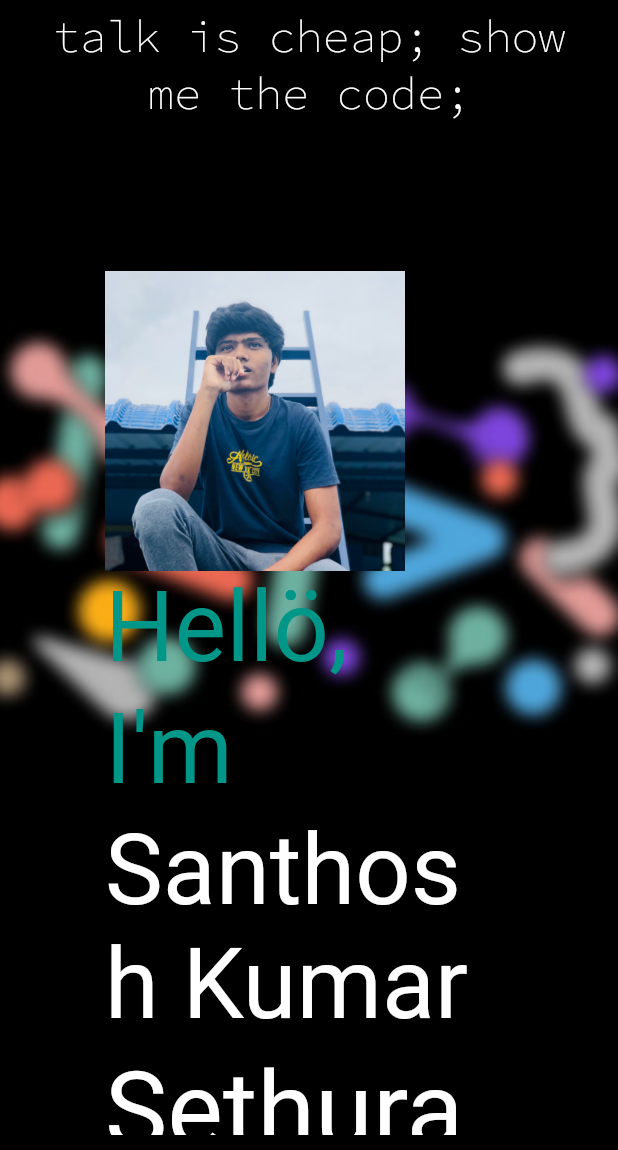
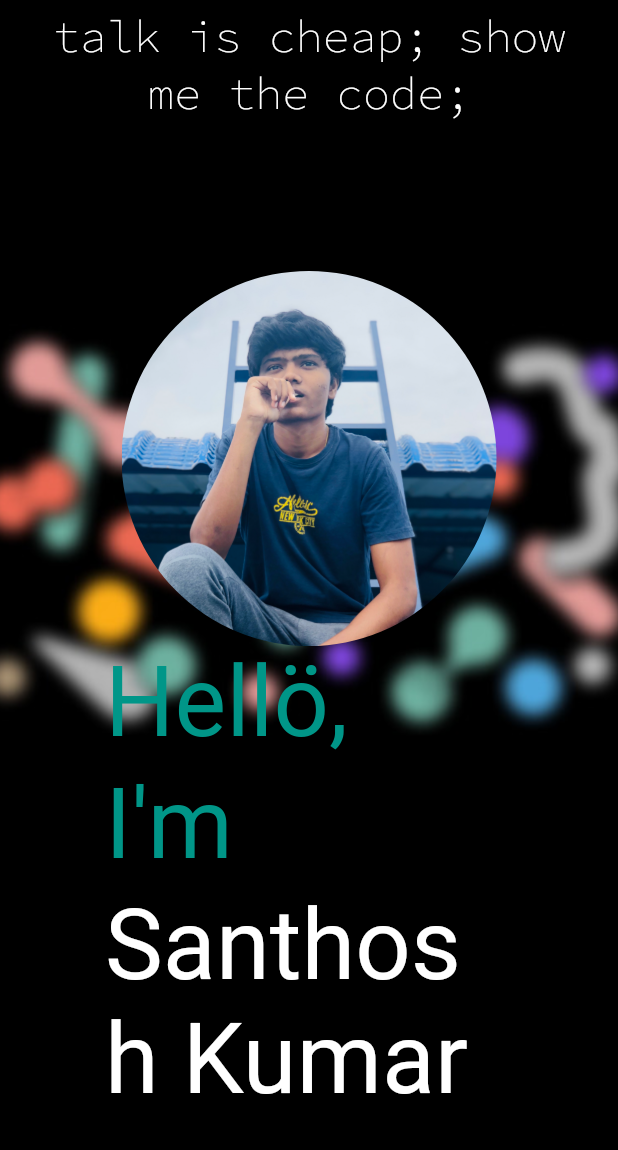
Before and after one commit to santhosh-sethu-99/portfolio, a Flutter app: the screen it shows after launch, on a phone screen of 412 x 824 dp, the part 86-1236 px from its top. Run offline on Flutter 3.47's test engine with Material 2 defaults, Android fonts, the phone set to English and light mode, and no system bars; drawn by our look-alikes of animated_text_kit; our stand-ins replace responsive_builder; missing offline and left inert: dart:html, mailto.

Commit message:
First Host

```diff
--- a/lib/body/bodyMobileOrTablet.dart
+++ b/lib/body/bodyMobileOrTablet.dart
@@ -15,19 +15,8 @@ class BodyMobileOrTablet extends StatelessWidget {
           Column(
             children: [
               Align(
-                alignment: Alignment.centerLeft,
-                child: Container(
-                  height: 200,
-                  width: 200,
-                  child: CircleAvatar(
-                    child: Image(
-                      image: AssetImage(
-                        'assets/images/profile.jpeg',
-                      ),
-                      fit: BoxFit.fitHeight,
-                    ),
-                  ),
-                ),
+                alignment: Alignment.center,
+                child: profile,
               ),
               Align(
                 alignment: Alignment.centerLeft,
@@ -105,19 +94,63 @@ class BodyMobileOrTablet extends StatelessWidget {
                 color: Colors.teal,
               ),
               const SizedBox(
+                height: 20,
+              ),
+              Align(
+                alignment: Alignment.centerLeft,
+                child: Text(
+                  'Experience: ',
+                  style: kTextStyle2,
+                ),
+              ),
+              const SizedBox(
                 height: 10,
               ),
               Align(
                 alignment: Alignment.centerLeft,
                 child: Text(
+                  '- ${kExperience['companyName']!}[Dec,2020 - Mar,2021]',
+                  style: TextStyle(
+                    fontSize: 20,
+                    fontFamily: 'Roboto',
+                    fontWeight: FontWeight.w300,
+                    color: Colors.white,
+                    letterSpacing: 2,
+                  ),
+                ),
+              ),
+              const SizedBox(
+                height: 5,
+              ),
+              Align(
+                alignment: Alignment.centerLeft,
+                child: Text(
+                  '${kExperience['role']!}',
+                  style: kTextStyle1,
+                ),
+              ),
+              const SizedBox(
+                height: 5,
+              ),
+              Align(
+                alignment: Alignment.centerLeft,
+                child: Text(
+                  '${kExperience['description']!}',
+                  style: kTextStyle1,
+                ),
+              ),
+              Divider(
+                thickness: 1,
+                color: Colors.teal,
+              ),
+              const SizedBox(
+                height: 20,
+              ),
+              Align(
+                alignment: Alignment.centerLeft,
+                child: Text(
                   'Technical Skills:',
-                  style: TextStyle(
-                    fontSize: 30,
-                    fontFamily: 'Roboto',
-                    fontWeight: FontWeight.w100,
-                    color: Colors.teal,
-                    letterSpacing: 3,
-                  ),
+                  style: kTextStyle2,
                 ),
               ),
               const SizedBox(
@@ -137,19 +170,13 @@ class BodyMobileOrTablet extends StatelessWidget {
                 color: Colors.teal,
               ),
               const SizedBox(
-                height: 10,
+                height: 20,
               ),
               Align(
                 alignment: Alignment.centerLeft,
                 child: Text(
                   'Soft Skills:',
-                  style: TextStyle(
-                    fontSize: 30,
-                    fontFamily: 'Roboto',
-                    fontWeight: FontWeight.w100,
-                    color: Colors.teal,
-                    letterSpacing: 3,
-                  ),
+                  style: kTextStyle2,
                 ),
               ),
               const SizedBox(
@@ -160,6 +187,36 @@ class BodyMobileOrTablet extends StatelessWidget {
                 child: Chips(
                   list: kSoftSkills,
                 ),
+              ),
+              Divider(
+                thickness: 1,
+                color: Colors.teal,
+              ),
+              const SizedBox(
+                height: 20,
+              ),
+              Align(
+                alignment: Alignment.centerLeft,
+                child: Text(
+                  'Hobbies: ',
+                  style: kTextStyle2,
+                ),
+              ),
+              const SizedBox(
+                height: 20,
+              ),
+              Align(
+                alignment: Alignment.centerLeft,
+                child: Chips(
+                  list: kHobbies,
+                ),
+              ),
+              const SizedBox(
+                height: 20,
+              ),
+              Divider(
+                thickness: 1,
+                color: Colors.teal,
               ),
               const SizedBox(
                 height: 200,
--- a/lib/constants.dart
+++ b/lib/constants.dart
@@ -20,6 +20,23 @@ final logoPortfolio = AnimatedTextKit(
   ],
   totalRepeatCount: 1,
   pause: Duration(milliseconds: 100),
+);
+
+const kTextStyle1 = TextStyle(
+  fontSize: 20,
+  fontFamily: 'Roboto',
+  fontWeight: FontWeight.w300,
+  color: Colors.white,
+  letterSpacing: 2,
+  height: 1.5,
+);
+
+const kTextStyle2 = TextStyle(
+  fontSize: 30,
+  fontFamily: 'Roboto',
+  fontWeight: FontWeight.w100,
+  color: Colors.teal,
+  letterSpacing: 3,
 );
 
 final quote = Align(
@@ -46,18 +63,24 @@ final quote = Align(
 // Greetings
 const String kHello = 'Hellö,';
 
+final profile = Container(
+  height: 250,
+  width: 250,
+  decoration: BoxDecoration(
+    shape: BoxShape.circle,
+    image: DecorationImage(
+      image: AssetImage(
+        'assets/images/profile.jpeg',
+      ),
+      fit: BoxFit.cover,
+    ),
+  ),
+);
 // About
 const String kIAm = 'I\'m ';
 const kFirstName = 'Santhosh Kumar';
 
 const kLastName = 'Sethuraman';
-
-const kTextStyle = TextStyle(
-  fontSize: 80,
-  fontFamily: 'Roboto',
-  fontWeight: FontWeight.bold,
-  color: Colors.white,
-);
 
 const kAboutYou = '';
 
@@ -81,13 +104,19 @@ const kSoftSkills = [
   'Motivating',
 ];
 
+const kHobbies = [
+  'Photography',
+  'Reading Books',
+  'Cooking',
+  'Travel',
+];
+
 // Experience
 const kExperience = {
   'companyName': 'ChennaiHub',
   'fromDate': 'December, 2020',
   'toDate': 'March, 2021',
-  'role': 'Software Developer (Mobile Developement)',
-  'emplomentType': 'Intern',
+  'role': 'Software Developer Intern',
   'description':
       'This internship gained me some real world software engineering experience. I was assigned to work as a Mobile Developer. I was able to improve my code quality and logical abilities in this four month period. Worked closely with other team members to develop an mobile app for RealEstate Platform.'
 };
```
Also changed, not shown: lib/body/bodyDesktop.dart (+101 -53 lines), firebase.json (added), 10 other files.
